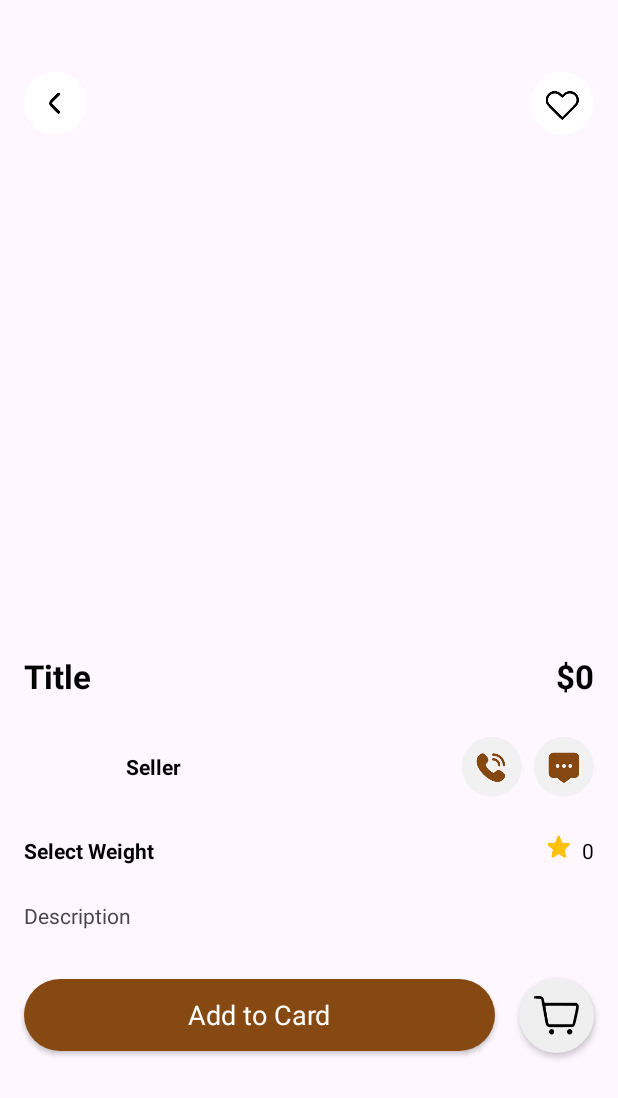
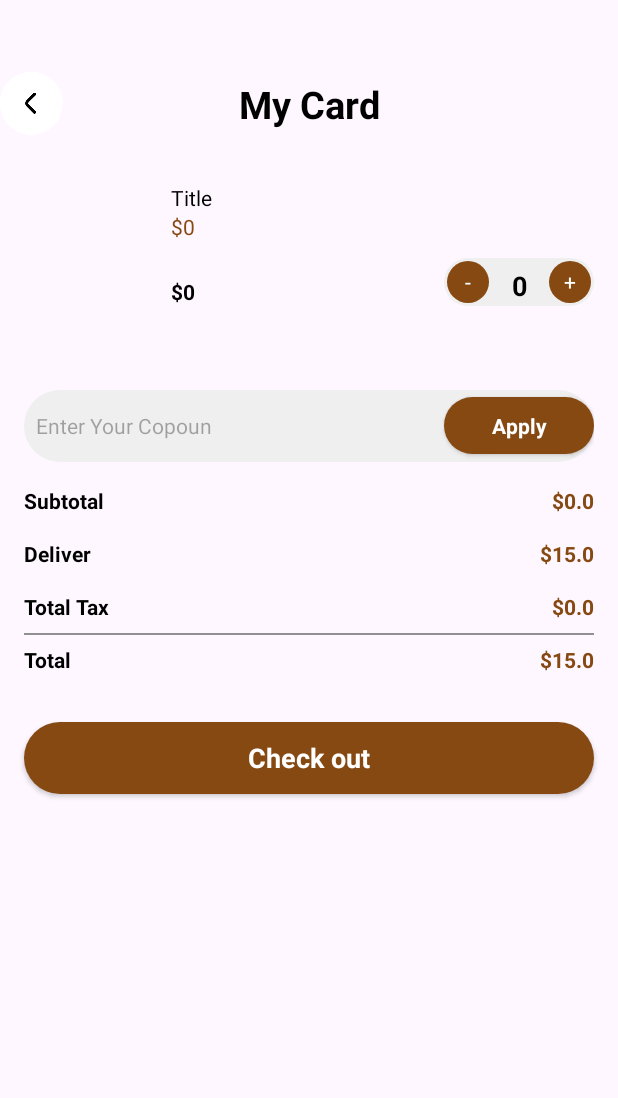
Before and after one commit to longdh204/N1_Ung_Dung_Dat_Banh_Fpoly, an Android app: the DetailActivity screen opened directly, with no data from a screen before it, after a tap on an icon or button, on a phone screen of 412 x 824 dp. Shown: the top 1098 px of the screen. Run offline under Robolectric (Android 15) with nearby library versions, the phone set to English and light mode, and no system bars; pictures from the network do not load; 17 statements that could not run were skipped.

Commit message:
push card Ui + backend dolong

```diff
--- a/app/src/main/AndroidManifest.xml
+++ b/app/src/main/AndroidManifest.xml
@@ -13,9 +13,11 @@
         android:theme="@style/Theme.Dat_Banh_Fpoly"
         tools:targetApi="31">
         <activity
+            android:name=".Activity.CardActivity"
+            android:exported="false" />
+        <activity
             android:name=".Activity.DetailActivity"
-            android:exported="false" />
-        <!-- Login Activity: màn hình khởi động đầu tiên -->
+            android:exported="false" /> <!-- Login Activity: màn hình khởi động đầu tiên -->
         <activity
             android:name=".Activity.IntroActivity"
             android:exported="true">
--- /dev/null
+++ b/app/src/main/java/com/example/dat_banh_fpoly/Activity/CardActivity.java
@@ -0,0 +1,70 @@
+package com.example.dat_banh_fpoly.Activity;
+
+import android.app.Activity;
+import android.content.Intent;
+import android.os.Bundle;
+import android.view.View;
+import android.view.Window;
+import android.view.WindowManager;
+
+import androidx.activity.EdgeToEdge;
+import androidx.appcompat.app.AppCompatActivity;
+import androidx.core.graphics.Insets;
+import androidx.core.view.ViewCompat;
+import androidx.core.view.WindowInsetsCompat;
+import androidx.recyclerview.widget.LinearLayoutManager;
+
+import com.example.dat_banh_fpoly.Adapter.CartAdapter;
+import com.example.dat_banh_fpoly.Helper.ChangeNumberItemsListener;
+import com.example.dat_banh_fpoly.Helper.ManagmentCart;
+import com.example.dat_banh_fpoly.R;
+import com.example.dat_banh_fpoly.databinding.ActivityCardBinding;
+
+public class CardActivity extends BaseActivity {
+    private ActivityCardBinding binding;
+    private ManagmentCart managmentCart;
+    private double tax = 0.0;
+    @Override
+    protected void onCreate(Bundle savedInstanceState) {
+        super.onCreate(savedInstanceState);
+        binding = ActivityCardBinding.inflate(getLayoutInflater());
+        setContentView(binding.getRoot());
+
+        managmentCart = new ManagmentCart(this);
+
+        setVariable();
+        initCartList();
+        calculatorCart();
+        // Cấu hình lại thanh trạng thái
+        Window window = getWindow();
+        window.clearFlags(WindowManager.LayoutParams.FLAG_TRANSLUCENT_STATUS);
+        window.addFlags(WindowManager.LayoutParams.FLAG_DRAWS_SYSTEM_BAR_BACKGROUNDS);
+
+        // Đặt hệ thống thanh trạng thái sáng để chữ và biểu tượng dễ đọc hơn
+        View decor = window.getDecorView();
+        decor.setSystemUiVisibility(View.SYSTEM_UI_FLAG_LIGHT_STATUS_BAR);
+    }
+
+    private void initCartList() {
+        binding.cardView.setLayoutManager(new LinearLayoutManager(this,LinearLayoutManager.VERTICAL,false));
+        binding.cardView.setAdapter(new CartAdapter(managmentCart.getListCart(), this, this::calculatorCart));
+    }
+
+    private void calculatorCart() { // no usages
+        double percentTax = 0.02;
+        double delivery = 15.0;
+
+        tax = Math.round(managmentCart.getTotalFee() * percentTax * 100) / 100.0;
+        double total = Math.round((managmentCart.getTotalFee() + tax + delivery) * 100) / 100.0;
+        double itemTotal = Math.round(managmentCart.getTotalFee() * 100) / 100.0;
+
+        binding.totalFeeTxt.setText("$" + itemTotal);
+        binding.taxTxt.setText("$" + tax);
+        binding.deliveryTxt.setText("$" + delivery);
+        binding.totalTxt.setText("$" + total);
+    }
+
+    private void setVariable() {
+        binding.backBtn.setOnClickListener(view -> startActivity(new Intent(CardActivity.this,MainActivity.class)));
+    }
+}
--- a/app/src/main/java/com/example/dat_banh_fpoly/Activity/DetailActivity.java
+++ b/app/src/main/java/com/example/dat_banh_fpoly/Activity/DetailActivity.java
@@ -6,6 +6,7 @@ import android.os.Bundle;
 import android.view.View;
 import android.view.Window;
 import android.view.WindowManager;
+import android.widget.Toast;
 
 import androidx.recyclerview.widget.LinearLayoutManager;
 
@@ -75,11 +76,13 @@ public class DetailActivity extends BaseActivity {
             managmentCart.insertItems(item);
         });
         binding.backBtn.setOnClickListener(v -> startActivity(new Intent(DetailActivity.this, MainActivity.class)));
-        binding.cartBtn.setOnClickListener(new View.OnClickListener() {
-            @Override
-            public void onClick(View v) {
-                // Chưa có xử lý gì khi click vào nút "cartBtn"
+        binding.cartBtn.setOnClickListener(v -> {
+            if(!managmentCart.getListCart().isEmpty()){
+                startActivity(new Intent(DetailActivity.this,CardActivity.class));
+            }else{
+                Toast.makeText(DetailActivity.this,"Your Card is Empty",Toast.LENGTH_SHORT).show();
             }
+
         });
 
         Glide.with(this)
--- a/app/src/main/java/com/example/dat_banh_fpoly/Activity/MainActivity.java
+++ b/app/src/main/java/com/example/dat_banh_fpoly/Activity/MainActivity.java
@@ -1,9 +1,11 @@
 package com.example.dat_banh_fpoly.Activity;
 
+import android.content.Intent;
 import android.os.Bundle;
 import android.view.View;
 import android.view.Window;
 import android.view.WindowManager;
+import android.widget.Toast;
 
 import androidx.appcompat.app.AppCompatActivity;
 import androidx.recyclerview.widget.GridLayoutManager;
@@ -15,6 +17,7 @@ import androidx.viewpager2.widget.MarginPageTransformer;
 import com.example.dat_banh_fpoly.Adapter.BestSellerAdapter;
 import com.example.dat_banh_fpoly.Adapter.CategoryAdapter;
 import com.example.dat_banh_fpoly.Adapter.SliderAdapter;
+import com.example.dat_banh_fpoly.Helper.ManagmentCart;
 import com.example.dat_banh_fpoly.Model.SliderModel;
 import com.example.dat_banh_fpoly.R;
 import com.example.dat_banh_fpoly.ViewModel.MainViewModel;
@@ -37,11 +40,25 @@ public class MainActivity extends BaseActivity {
         //7
         initBestSeller();
 
+        bottomNavigation();
+
         Window window = getWindow();
         window.clearFlags(WindowManager.LayoutParams.FLAG_TRANSLUCENT_STATUS);
         window.addFlags(WindowManager.LayoutParams.FLAG_DRAWS_SYSTEM_BAR_BACKGROUNDS);
         View decor = window.getDecorView();
         decor.setSystemUiVisibility(0);
+    }
+
+    // chuyen man hinh sang trang cart gio hang
+    private void bottomNavigation() {
+        binding.cartBtn.setOnClickListener(view -> {
+            ManagmentCart managmentCart = new ManagmentCart(MainActivity.this);
+            if(!managmentCart.getListCart().isEmpty()){
+                startActivity(new Intent(MainActivity.this,CardActivity.class));
+            }else{
+                Toast.makeText(MainActivity.this,"Your Card is Empty",Toast.LENGTH_SHORT).show();
+            }
+        });
     }
 
     private void initBestSeller() {
--- /dev/null
+++ b/app/src/main/java/com/example/dat_banh_fpoly/Adapter/CartAdapter.java
@@ -0,0 +1,82 @@
+package com.example.dat_banh_fpoly.Adapter;
+
+import android.content.Context;
+import android.view.LayoutInflater;
+import android.view.View;
+import android.view.ViewGroup;
+
+import androidx.annotation.NonNull;
+import androidx.recyclerview.widget.RecyclerView;
+
+import com.bumptech.glide.Glide;
+import com.bumptech.glide.request.RequestOptions;
+import com.example.dat_banh_fpoly.Helper.ChangeNumberItemsListener;
+import com.example.dat_banh_fpoly.Helper.ManagmentCart;
+import com.example.dat_banh_fpoly.Model.IteamsModel;
+import com.example.dat_banh_fpoly.databinding.ViewholderCartBinding;
+
+import java.util.ArrayList;
+
+public class CartAdapter extends RecyclerView.Adapter<CartAdapter.ViewHolder> {
+    private ArrayList<IteamsModel> listItemSelected; // 1 usage
+    private ManagmentCart managmentCart; // no usages
+    private ChangeNumberItemsListener changeNumberItemsListener; // 1 usage
+
+    public CartAdapter(ArrayList<IteamsModel> listItemSelected, Context context, ChangeNumberItemsListener changeNumberItemsListener) {
+        this.listItemSelected = listItemSelected;
+        this.changeNumberItemsListener = changeNumberItemsListener;
+        this.managmentCart = new ManagmentCart(context);
+    }
+    @NonNull
+    @Override
+    public CartAdapter.ViewHolder onCreateViewHolder(@NonNull ViewGroup parent, int viewType) {
+        ViewholderCartBinding binding = ViewholderCartBinding.inflate(
+        LayoutInflater.from(parent.getContext()), parent,false);
+
+        return new ViewHolder(binding);
+    }
+
+    @Override
+    public void onBindViewHolder(@NonNull CartAdapter.ViewHolder holder, int position) {
+        IteamsModel item = listItemSelected.get(position);
+
+        holder.binding.titleTxt.setText(item.getTitle());
+        holder.binding.feeEachItem.setText("$" + item.getPrice());
+        holder.binding.totalEachItem.setText("$" + Math.round(item.getNumberInCart() * item.getPrice()));
+        holder.binding.numberItemTxt.setText(String.valueOf(item.getNumberInCart()));
+
+        Glide.with(holder.itemView.getContext())
+                .load(item.getPicUrl().get(0))
+                .apply(new RequestOptions().centerCrop())
+                .into(holder.binding.picCart);
+
+        holder.binding.plusCartBtn.setOnClickListener(v -> {
+            // Chưa có xử lý gì khi click vào nút "plusCartBtn"
+            managmentCart.plusItem(listItemSelected, position, () -> {
+                notifyDataSetChanged();
+                if(changeNumberItemsListener != null){
+                    changeNumberItemsListener.onChanged();
+                }
+            });
+        });
+        holder.binding.minusCartBtn.setOnClickListener(view -> managmentCart.minusItem(listItemSelected, position, () -> {
+            notifyDataSetChanged();
+            if(changeNumberItemsListener != null){
+                changeNumberItemsListener.onChanged();
+            }
+        }));
+    }
+
+    @Override
+    public int getItemCount() {
+        return listItemSelected.size();
+    }
+
+    public class ViewHolder extends RecyclerView.ViewHolder {
+        ViewholderCartBinding binding;
+        public ViewHolder(ViewholderCartBinding binding) {
+            super(binding.getRoot());
+            this.binding=binding;
+        }
+    }
+}
--- /dev/null
+++ b/app/src/main/res/drawable/grey_bg_full_corner.xml
@@ -0,0 +1,9 @@
+<?xml version="1.0" encoding="utf-8"?>
+<selector xmlns:android="http://schemas.android.com/apk/res/android">
+    <item>
+        <shape android:shape="rectangle">
+            <solid android:color="@color/lightGrey"/>
+            <corners android:radius="100dp"/>
+        </shape>
+    </item>
+</selector>
--- /dev/null
+++ b/app/src/main/res/layout/activity_card.xml
@@ -0,0 +1,206 @@
+<?xml version="1.0" encoding="utf-8"?>
+<androidx.constraintlayout.widget.ConstraintLayout xmlns:android="http://schemas.android.com/apk/res/android"
+    xmlns:app="http://schemas.android.com/apk/res-auto"
+    xmlns:tools="http://schemas.android.com/tools"
+    android:id="@+id/main"
+    android:layout_width="match_parent"
+    android:layout_height="match_parent"
+    tools:context=".Activity.CardActivity">
+
+    <ScrollView
+        android:layout_width="match_parent"
+        android:layout_height="match_parent">
+
+        <LinearLayout
+            android:layout_width="match_parent"
+            android:layout_height="wrap_content"
+            android:orientation="vertical" >
+
+            <androidx.constraintlayout.widget.ConstraintLayout
+                android:layout_width="match_parent"
+                android:layout_height="match_parent"
+                android:layout_marginTop="48dp">
+
+                <ImageView
+                    android:id="@+id/backBtn"
+                    android:layout_width="wrap_content"
+                    android:layout_height="wrap_content"
+                    app:layout_constraintBottom_toBottomOf="parent"
+                    app:layout_constraintStart_toStartOf="parent"
+                    app:layout_constraintTop_toTopOf="parent"
+                    app:srcCompat="@drawable/back" />
+
+                <TextView
+                    android:id="@+id/textView"
+                    android:layout_width="wrap_content"
+                    android:layout_height="wrap_content"
+                    android:text="My Card"
+                    android:textStyle="bold"
+                    android:textSize="25dp"
+                    android:textColor="@color/black"
+                    app:layout_constraintBottom_toBottomOf="parent"
+                    app:layout_constraintEnd_toEndOf="parent"
+                    app:layout_constraintStart_toStartOf="@+id/backBtn"
+                    app:layout_constraintTop_toTopOf="parent" />
+            </androidx.constraintlayout.widget.ConstraintLayout>
+
+            <androidx.recyclerview.widget.RecyclerView
+                android:id="@+id/cardView"
+                android:layout_width="match_parent"
+                android:layout_height="match_parent"
+                android:layout_margin="16dp" />
+
+            <LinearLayout
+                android:layout_width="match_parent"
+                android:layout_height="48dp"
+                android:orientation="horizontal"
+                android:layout_marginTop="32dp"
+                android:layout_marginStart="16dp"
+                android:layout_marginEnd="16dp"
+                android:background="@drawable/grey_bg_full_corner">
+
+                <EditText
+                    android:id="@+id/editTextText2"
+                    android:layout_width="wrap_content"
+                    android:layout_height="match_parent"
+                    android:layout_weight="1"
+                    android:ems="10"
+                    android:inputType="text"
+                    android:background="#00000000"
+                    android:hint="Enter Your Copoun"
+                    android:layout_marginStart="8dp"
+                    android:textSize="14sp"
+                    />
+
+                <androidx.appcompat.widget.AppCompatButton
+                    android:id="@+id/button"
+                    android:layout_width="100dp"
+                    android:layout_height="38dp"
+                    style="@android:style/Widget.Button"
+                    android:textColor="@color/white"
+                    android:textStyle="bold"
+                    android:text="Apply"
+                    android:background="@drawable/brown_bg"/>
+            </LinearLayout>
+
+            <androidx.constraintlayout.widget.ConstraintLayout
+                android:layout_width="match_parent"
+                android:layout_height="match_parent"
+                android:layout_margin="16dp">
+
+                <TextView
+                    android:id="@+id/textView12"
+                    android:layout_width="wrap_content"
+                    android:layout_height="wrap_content"
+                    android:text="Subtotal"
+                    android:textColor="@color/black"
+                    android:textStyle="bold"
+                    app:layout_constraintStart_toStartOf="parent"
+                    app:layout_constraintTop_toTopOf="parent" />
+
+                <TextView
+                    android:id="@+id/textView11"
+                    android:layout_width="wrap_content"
+                    android:layout_height="wrap_content"
+                    android:layout_marginTop="16dp"
+                    android:text="Deliver"
+                    android:textColor="@color/black"
+                    android:textStyle="bold"
+                    app:layout_constraintStart_toStartOf="parent"
+                    app:layout_constraintTop_toBottomOf="@+id/textView12"
+                    tools:ignore="MissingConstraints" />
+
+                <TextView
+                    android:id="@+id/textView14"
+                    android:layout_width="wrap_content"
+                    android:layout_height="wrap_content"
+                    android:layout_marginTop="16dp"
+                    android:text="Total Tax"
+                    android:textColor="@color/black"
+                    android:textStyle="bold"
+                    app:layout_constraintStart_toStartOf="parent"
+                    app:layout_constraintTop_toBottomOf="@+id/textView11" />
+
+                <View
+                    android:id="@+id/view"
+                    android:layout_width="wrap_content"
+                    android:layout_height="1dp"
+                    android:layout_marginTop="8dp"
+                    android:textColor="@color/black"
+                    android:background="@color/grey"
+                    app:layout_constraintEnd_toEndOf="parent"
+                    app:layout_constraintStart_toStartOf="parent"
+                    app:layout_constraintTop_toBottomOf="@+id/textView14" />
+
+                <TextView
+                    android:id="@+id/textView15"
+                    android:layout_width="wrap_content"
+                    android:layout_height="wrap_content"
+                    android:layout_marginTop="8dp"
+                    android:text="Total"
+                    android:textColor="@color/black"
+                    android:textStyle="bold"
+                    app:layout_constraintStart_toStartOf="parent"
+                    app:layout_constraintTop_toTopOf="@+id/view" />
+
+                <TextView
+                    android:id="@+id/totalTxt"
+                    android:layout_width="wrap_content"
+                    android:layout_height="wrap_content"
+                    android:text="$-"
+                    android:textColor="@color/brown"
+                    android:textStyle="bold"
+                    app:layout_constraintEnd_toEndOf="parent"
+                    app:layout_constraintTop_toTopOf="@+id/textView15" />
+
+                <TextView
+                    android:id="@+id/taxTxt"
+                    android:layout_width="wrap_content"
+                    android:layout_height="wrap_content"
+                    android:text="$-"
+                    android:textColor="@color/brown"
+                    android:textStyle="bold"
+                    app:layout_constraintBottom_toBottomOf="@+id/textView14"
+                    app:layout_constraintEnd_toEndOf="parent"
+                    app:layout_constraintTop_toTopOf="@+id/textView14" />
+
+                <TextView
+                    android:id="@+id/deliveryTxt"
+                    android:layout_width="wrap_content"
+                    android:layout_height="wrap_content"
+                    android:text="$-"
+                    android:textColor="@color/brown"
+                    android:textStyle="bold"
+                    app:layout_constraintBottom_toBottomOf="@+id/textView11"
+                    app:layout_constraintEnd_toEndOf="parent"
+                    app:layout_constraintTop_toTopOf="@+id/textView11" />
+
+                <TextView
+                    android:id="@+id/totalFeeTxt"
+                    android:layout_width="wrap_content"
+                    android:layout_height="wrap_content"
+                    android:text="$-"
+                    android:textColor="@color/brown"
+                    android:textStyle="bold"
+                    app:layout_constraintBottom_toBottomOf="@+id/textView12"
+                    app:layout_constraintEnd_toEndOf="parent"
+                    app:layout_constraintTop_toTopOf="parent" />
+
+            </androidx.constraintlayout.widget.ConstraintLayout>
+
+            <androidx.appcompat.widget.AppCompatButton
+                android:id="@+id/button2"
+                android:background="@drawable/brown_bg"
+                style="@android:style/Widget.Button"
+                android:textColor="@color/white"
+                android:textStyle="bold"
+                android:textSize="18sp"
+                android:layout_width="match_parent"
+                android:layout_height="wrap_content"
+                android:text="Check out"
+                android:layout_margin="16dp"
+                />
+
+        </LinearLayout>
+    </ScrollView>
+</androidx.constraintlayout.widget.ConstraintLayout>
--- a/app/src/main/res/layout/activity_main.xml
+++ b/app/src/main/res/layout/activity_main.xml
@@ -309,6 +309,7 @@
         </LinearLayout>
 
         <LinearLayout
+            android:id="@+id/cartBtn"
             android:layout_width="0dp"
             android:layout_height="match_parent"
             android:layout_weight="0.2"
--- /dev/null
+++ b/app/src/main/res/layout/viewholder_cart.xml
@@ -0,0 +1,100 @@
+<?xml version="1.0" encoding="utf-8"?>
+<androidx.constraintlayout.widget.ConstraintLayout xmlns:android="http://schemas.android.com/apk/res/android"
+    xmlns:app="http://schemas.android.com/apk/res-auto"
+    xmlns:tools="http://schemas.android.com/tools"
+    android:layout_width="match_parent"
+    android:layout_height="90dp"
+    android:layout_marginTop="8dp"
+    android:layout_marginBottom="8dp"
+    >
+
+    <com.google.android.material.imageview.ShapeableImageView
+        android:id="@+id/picCart"
+        android:layout_width="90dp"
+        android:layout_height="90dp"
+        android:scaleType="centerCrop"
+        app:shapeAppearanceOverlay="@style/CornerImageView10dp"
+        app:layout_constraintBottom_toBottomOf="parent"
+        app:layout_constraintStart_toStartOf="parent"
+        app:layout_constraintTop_toTopOf="parent"
+        tools:srcCompat="@tools:sample/backgrounds/scenic" />
+
+    <TextView
+        android:id="@+id/titleTxt"
+        android:layout_width="wrap_content"
+        android:layout_height="wrap_content"
+        android:layout_marginStart="8dp"
+        android:layout_marginTop="8dp"
+        android:text="Title"
+        android:textColor="@color/black"
+        app:layout_constraintStart_toEndOf="@+id/picCart"
+        app:layout_constraintTop_toTopOf="parent" />
+
+    <TextView
+        android:id="@+id/feeEachItem"
+        android:layout_width="wrap_content"
+        android:layout_height="wrap_content"
+        android:text="$0"
+        android:textColor="@color/brown"
+        app:layout_constraintStart_toStartOf="@+id/titleTxt"
+        app:layout_constraintTop_toBottomOf="@+id/titleTxt" />
+
+    <TextView
+        android:id="@+id/totalEachItem"
+        android:layout_width="wrap_content"
+        android:layout_height="wrap_content"
+        android:text="$0"
+        android:textColor="@color/black"
+        android:textStyle="bold"
+        app:layout_constraintBottom_toBottomOf="parent"
+        app:layout_constraintStart_toStartOf="@+id/feeEachItem" />
+
+    <androidx.constraintlayout.widget.ConstraintLayout
+        android:layout_width="100dp"
+        android:layout_height="wrap_content"
+        app:layout_constraintBottom_toBottomOf="parent"
+        app:layout_constraintEnd_toEndOf="parent"
+        android:background="@drawable/grey_bg_full_corner">
+
+        <TextView
+            android:id="@+id/plusCartBtn"
+            android:layout_width="28dp"
+            android:layout_height="28dp"
+            android:layout_margin="2dp"
+            android:layout_marginTop="2dp"
+            android:background="@drawable/brown_bg"
+            android:gravity="center"
+            android:text="+"
+            android:textColor="@color/white"
+            app:layout_constraintBottom_toBottomOf="parent"
+            app:layout_constraintEnd_toEndOf="parent"
+            app:layout_constraintTop_toTopOf="parent" />
+
+        <TextView
+            android:id="@+id/numberItemTxt"
+            android:layout_width="wrap_content"
+            android:layout_height="wrap_content"
+            android:layout_marginTop="4dp"
+            android:text="0"
+            android:textColor="@color/black"
+            android:textSize="18sp"
+            android:textStyle="bold"
+            app:layout_constraintBottom_toBottomOf="parent"
+            app:layout_constraintEnd_toStartOf="@+id/plusCartBtn"
+            app:layout_constraintStart_toEndOf="@+id/minusCartBtn"
+            app:layout_constraintTop_toTopOf="parent" />
+
+        <TextView
+            android:id="@+id/minusCartBtn"
+            android:layout_width="28dp"
+            android:layout_height="28dp"
+            android:layout_margin="2dp"
+            android:background="@drawable/brown_bg"
+            android:gravity="center"
+            android:text="-"
+            android:textColor="@color/white"
+            app:layout_constraintBottom_toBottomOf="parent"
+            app:layout_constraintStart_toStartOf="parent"
+            app:layout_constraintTop_toTopOf="parent" />
+    </androidx.constraintlayout.widget.ConstraintLayout>
+</androidx.constraintlayout.widget.ConstraintLayout>
```
